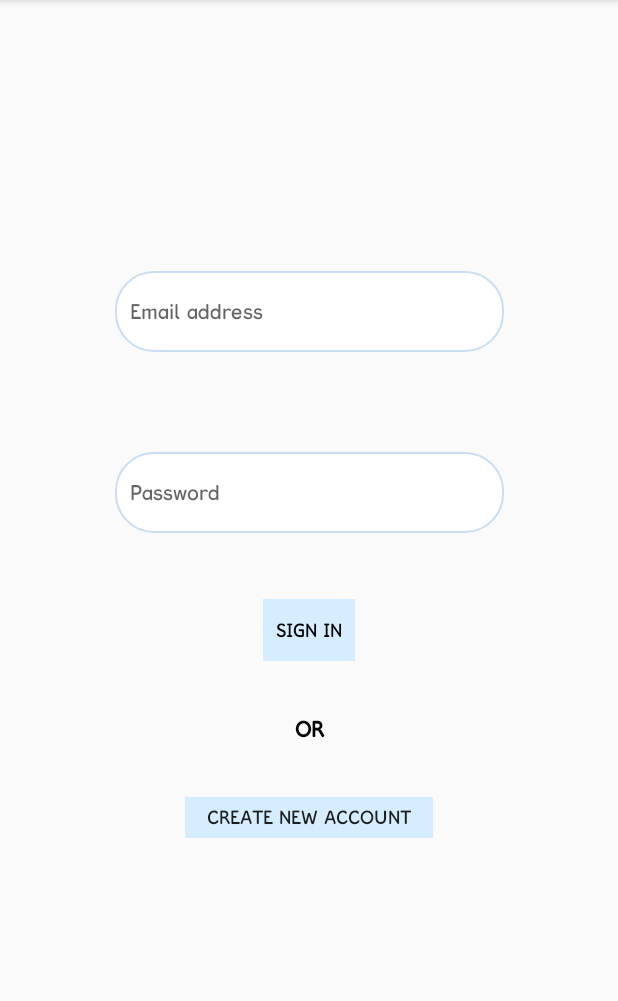
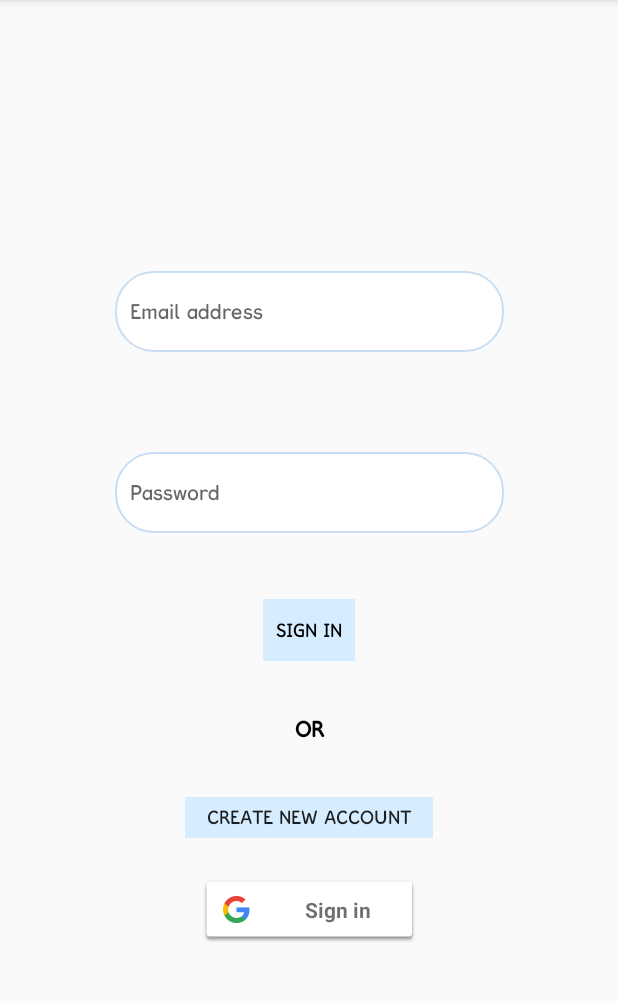
Before and after one commit to olivia-xie/life-track, an Android app: the screen it shows after launch (SignUpActivity), on a phone screen of 412 x 824 dp, the part 84-1085 px from its top. Run offline under Robolectric (Android 15) with nearby library versions, the phone set to English and light mode, and no system bars; our stand-ins replace Firebase (no records; nobody signed in at launch, a user with empty details on screens opened directly).

Commit message:
fix empty string bug and add google auth button

```diff
--- a/app/build.gradle
+++ b/app/build.gradle
@@ -29,9 +29,10 @@ dependencies {
     implementation 'com.google.firebase:firebase-auth:16.0.5'
     implementation 'com.facebook.android:facebook-login:[5,6)'
 
+    implementation 'com.google.firebase:firebase-database:16.0.4'
+
     implementation 'com.andrognito.pinlockview:pinlockview:2.1.0'
 
-    implementation 'com.google.firebase:firebase-database:16.0.4'
     testImplementation 'junit:junit:4.12'
     androidTestImplementation 'com.android.support.test:runner:1.0.2'
     androidTestImplementation 'com.android.support.test.espresso:espresso-core:3.0.2'
--- a/app/src/main/java/com/example/newdiary/Activities/MainActivity.java
+++ b/app/src/main/java/com/example/newdiary/Activities/MainActivity.java
@@ -25,7 +25,6 @@ import com.example.newdiary.Data.SharedPrefs;
 import com.example.newdiary.Models.Entry;
 import com.example.newdiary.R;
 import com.google.firebase.auth.FirebaseAuth;
-import com.google.firebase.auth.FirebaseUser;
 
 import java.util.ArrayList;
 import java.util.Calendar;
@@ -176,7 +175,7 @@ public class MainActivity extends AppCompatActivity {
 
                     settingsDialog.dismiss();
 
-                    createPasswordDialog();
+                    createPinCodeDialog();
 
                 } else {
                     sharedPrefs.setPasscodeOption(false);
@@ -200,7 +199,7 @@ public class MainActivity extends AppCompatActivity {
     }
 
     // Creates dialog for user to set a new pin code
-    public void createPasswordDialog() {
+    public void createPinCodeDialog() {
 
         passcodeAlertDialogBuilder = new AlertDialog.Builder(this);
         View v = getLayoutInflater().inflate(R.layout.passcode_dialog_view, null);
--- a/app/src/main/res/layout/activity_sign_up.xml
+++ b/app/src/main/res/layout/activity_sign_up.xml
@@ -135,4 +135,17 @@
         app:layout_constraintStart_toStartOf="parent"
         app:layout_constraintTop_toBottomOf="@+id/textView2" />
 
+    <com.google.android.gms.common.SignInButton
+        android:id="@+id/googleSignInButtonId"
+        android:layout_width="146dp"
+        android:layout_height="45dp"
+        android:layout_marginStart="133dp"
+        android:layout_marginTop="23dp"
+        android:layout_marginEnd="133dp"
+        android:layout_marginBottom="138dp"
+        app:layout_constraintBottom_toBottomOf="parent"
+        app:layout_constraintEnd_toEndOf="parent"
+        app:layout_constraintStart_toStartOf="parent"
+        app:layout_constraintTop_toBottomOf="@+id/signUpOptionButtonId" />
+
 </android.support.constraint.ConstraintLayout>
```
Also changed, not shown: app/src/main/java/com/example/newdiary/Activities/SignUpActivity.java (+15 -9 lines).
